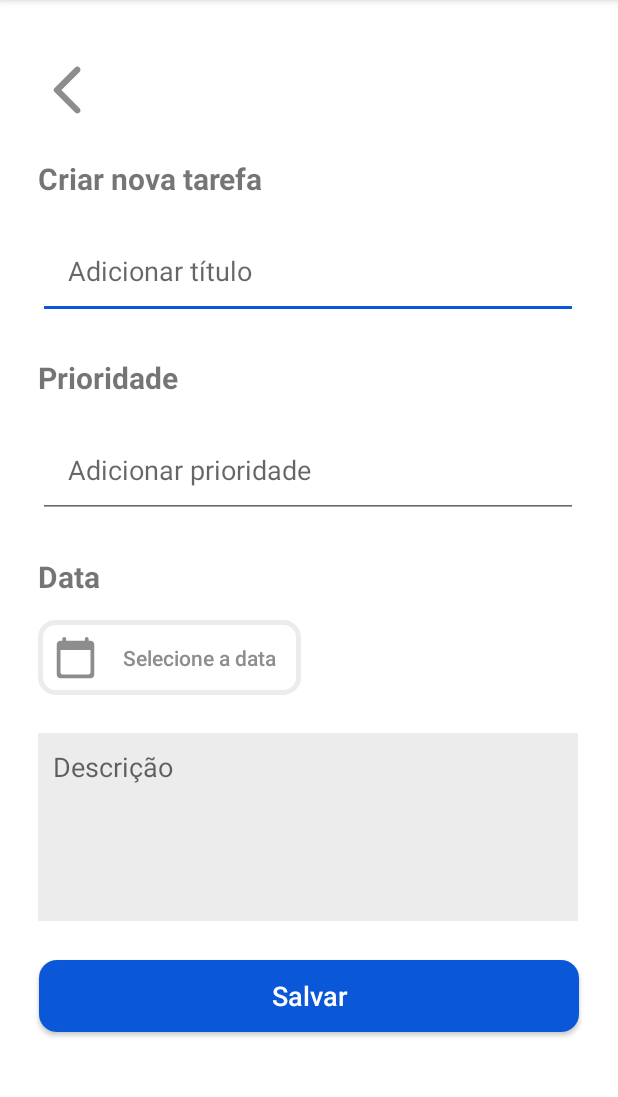
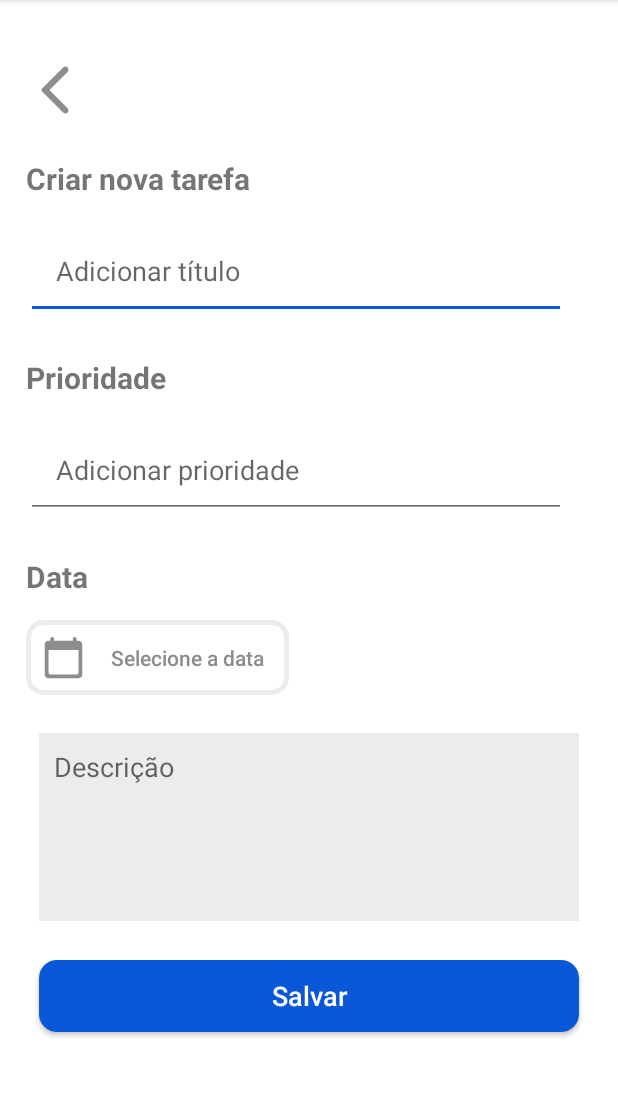
Before and after one commit to AlexandreHZ/AppMobileTarefas, an Android app: the AddTarefaActivity screen opened directly, with no data from a screen before it, on a phone screen of 412 x 824 dp, the part 84-1181 px from its top. Run offline under Robolectric (Android 15) with nearby library versions, the phone set to English and light mode, and no system bars.

Commit message:
feat: ajuste margin do layout

```diff
--- a/app/src/main/res/layout/activity_add_tarefa.xml
+++ b/app/src/main/res/layout/activity_add_tarefa.xml
@@ -10,7 +10,7 @@
         android:id="@+id/btnVoltarTarefa"
         android:layout_width="40dp"
         android:layout_height="40dp"
-        android:layout_marginStart="25dp"
+        android:layout_marginStart="17dp"
         android:layout_marginTop="40dp"
         android:background="@color/white"
         android:src="@drawable/ic_round_arrow_back_ios_40" />
@@ -20,7 +20,7 @@
         android:layout_width="wrap_content"
         android:layout_height="wrap_content"
         android:layout_below="@id/btnVoltarTarefa"
-        android:layout_marginStart="25dp"
+        android:layout_marginStart="17dp"
         android:layout_marginTop="25dp"
         android:text="Criar nova tarefa"
         android:textSize="20sp"
@@ -33,7 +33,7 @@
         android:layout_below="@+id/labelAddTarefa"
         android:layout_alignParentStart="true"
         android:layout_centerInParent="true"
-        android:layout_marginStart="25dp"
+        android:layout_marginStart="17dp"
         android:layout_marginTop="15dp"
         android:hint="Adicionar título"
         android:padding="20dp" />
@@ -43,7 +43,7 @@
         android:layout_width="wrap_content"
         android:layout_height="wrap_content"
         android:layout_below="@id/editTitulo"
-        android:layout_marginStart="25dp"
+        android:layout_marginStart="17dp"
         android:layout_marginTop="25dp"
         android:text="Prioridade"
         android:textSize="20sp"
@@ -56,7 +56,7 @@
         android:layout_below="@+id/labelAddPrioridade"
         android:layout_alignParentStart="true"
         android:layout_centerInParent="true"
-        android:layout_marginStart="25dp"
+        android:layout_marginStart="17dp"
         android:layout_marginTop="15dp"
         android:hint="Adicionar prioridade"
         android:padding="20dp" />
@@ -66,7 +66,7 @@
         android:layout_width="wrap_content"
         android:layout_height="wrap_content"
         android:layout_below="@id/editPrioridade"
-        android:layout_marginStart="25dp"
+        android:layout_marginStart="17dp"
         android:layout_marginTop="25dp"
         android:text="Data"
         android:textSize="20sp"
@@ -77,7 +77,7 @@
         android:layout_width="175dp"
         android:layout_height="50dp"
         android:layout_below="@id/labelAddData"
-        android:layout_marginStart="25dp"
+        android:layout_marginStart="17dp"
         android:layout_marginTop="15dp"
         android:background="@drawable/btn_escolher_data"
         android:drawableStart="@drawable/ic_round_calendar_today_30"
@@ -101,12 +101,13 @@
         android:layout_width="360dp"
         android:layout_height="125dp"
         android:layout_below="@id/btnAddData"
-        android:layout_marginStart="25dp"
+        android:layout_marginStart="17dp"
         android:layout_marginTop="25dp"
         android:background="@color/cinzaFracoPadrao"
         android:gravity="top|start"
         android:hint="Descrição"
         android:inputType="textMultiLine"
+        android:layout_centerInParent="true"
         android:lines="8"
         android:maxLines="10"
         android:minLines="6"
```
